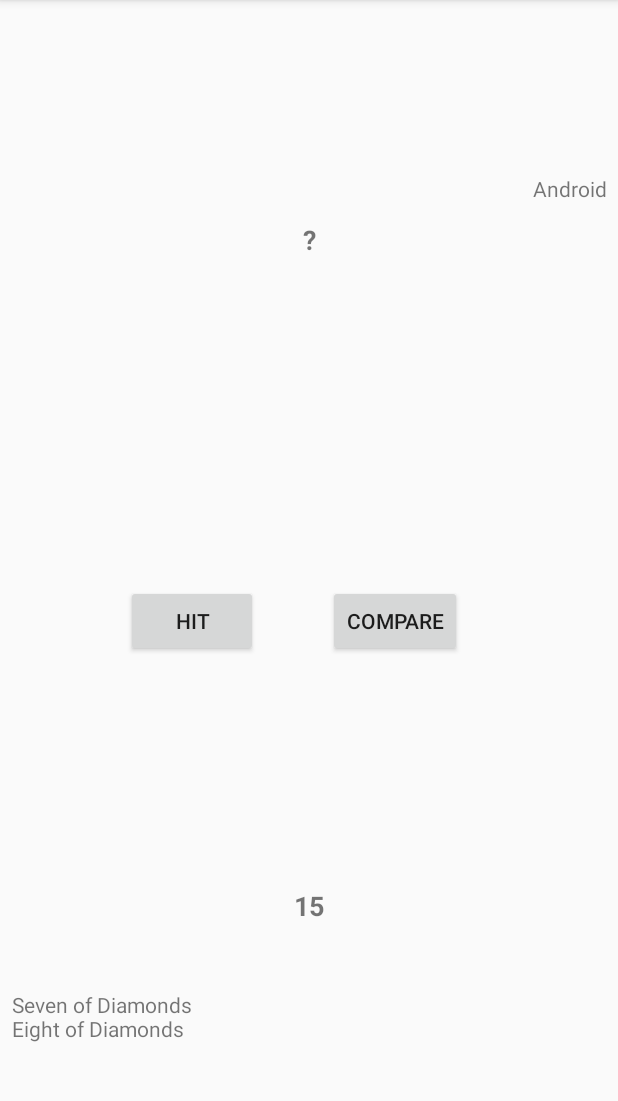
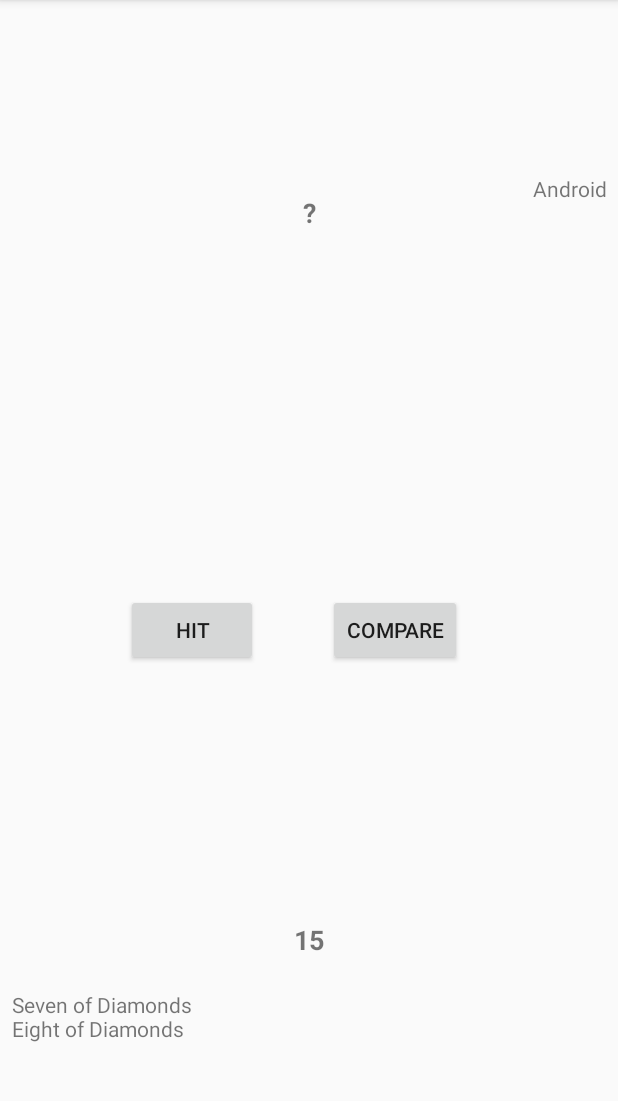
Before and after one commit to JardineMiller/android_card_game, an Android app: the GameActivity screen opened directly, with no data from a screen before it, on a phone screen of 412 x 824 dp, the part 84-1185 px from its top. Run offline under Robolectric (Android 15) with nearby library versions, the phone set to English and light mode, and no system bars.

Commit message:
Visual adjustments to Game Activity

```diff
--- a/app/src/main/res/layout/activity_game.xml
+++ b/app/src/main/res/layout/activity_game.xml
@@ -21,12 +21,12 @@
 
     <TextView
         android:id="@+id/player_score"
-        android:layout_width="60dp"
-        android:layout_height="60dp"
-        android:layout_marginBottom="24dp"
+        android:layout_width="35dp"
+        android:layout_height="35dp"
+        android:layout_marginBottom="16dp"
         android:layout_marginEnd="8dp"
         android:layout_marginStart="8dp"
-        android:paddingTop="15dp"
+        android:paddingTop="5dp"
         android:text="0"
         android:textAlignment="center"
         android:textSize="18sp"
@@ -49,12 +49,12 @@
 
     <TextView
         android:id="@+id/computer_score"
-        android:layout_width="60dp"
-        android:layout_height="60dp"
+        android:layout_width="35dp"
+        android:layout_height="35dp"
         android:layout_marginEnd="8dp"
         android:layout_marginStart="8dp"
-        android:layout_marginTop="24dp"
-        android:paddingTop="15dp"
+        android:layout_marginTop="16dp"
+        android:paddingTop="5dp"
         android:text="@string/computer_score_hidden"
         android:textAlignment="center"
         android:textSize="18sp"
@@ -120,17 +120,15 @@
     <TextView
         android:id="@+id/result_text"
         android:layout_width="0dp"
-        android:layout_height="0dp"
+        android:layout_height="103dp"
         android:layout_gravity="center|right"
-        android:layout_marginBottom="8dp"
         android:layout_marginEnd="8dp"
         android:layout_marginStart="8dp"
-        android:layout_marginTop="8dp"
+        android:layout_marginTop="44dp"
         android:gravity="center|right"
         android:paddingTop="32.5sp"
         android:textAlignment="center"
         android:textSize="30sp"
-        app:layout_constraintBottom_toTopOf="@+id/play_again_button"
         app:layout_constraintEnd_toEndOf="parent"
         app:layout_constraintHorizontal_bias="0.0"
         app:layout_constraintStart_toStartOf="parent"
@@ -143,9 +141,13 @@
         android:layout_marginBottom="8dp"
         android:layout_marginEnd="8dp"
         android:layout_marginStart="8dp"
+        android:layout_marginTop="8dp"
         android:onClick="playAgain"
         android:text="@string/play_again_button"
         app:layout_constraintBottom_toTopOf="@+id/player_score"
         app:layout_constraintEnd_toEndOf="parent"
-        app:layout_constraintStart_toStartOf="parent" />
+        app:layout_constraintHorizontal_bias="0.501"
+        app:layout_constraintStart_toStartOf="parent"
+        app:layout_constraintTop_toBottomOf="@+id/result_text"
+        app:layout_constraintVertical_bias="0.0" />
 </android.support.constraint.ConstraintLayout>
```
